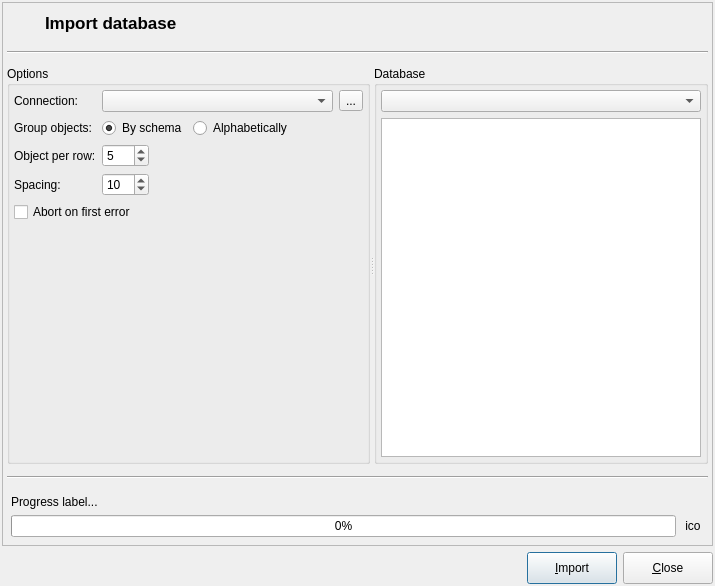
The window that libpgmodeler_ui/ui/databaseimportform.ui (pgmodeler/pgmodeler) describes before a commit, drawn with Qt 5.
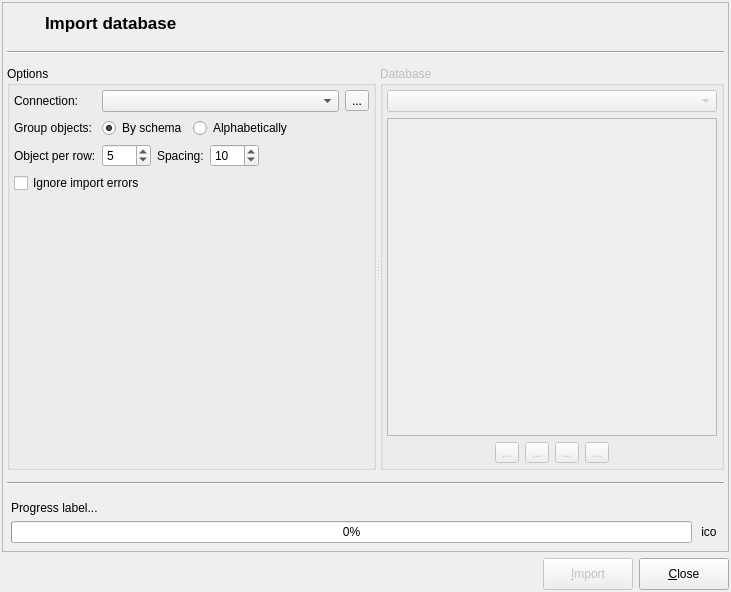
The same window after the commit. Icons and pictures are not drawn.

Commit message: DatabaseImportForm implementation checkpoint.

Diff of the .ui file:
```diff
--- a/libpgmodeler_ui/ui/databaseimportform.ui
+++ b/libpgmodeler_ui/ui/databaseimportform.ui
@@ -9,8 +9,8 @@
    <rect>
     <x>0</x>
     <y>0</y>
-    <width>715</width>
-    <height>586</height>
+    <width>731</width>
+    <height>592</height>
    </rect>
   </property>
   <property name="sizePolicy">
@@ -55,6 +55,9 @@
     <layout class="QHBoxLayout" name="horizontalLayout_10">
      <item>
       <widget class="QPushButton" name="import_btn">
+       <property name="enabled">
+        <bool>false</bool>
+       </property>
        <property name="minimumSize">
         <size>
          <width>90</width>
@@ -269,31 +272,18 @@
              <property name="bottomMargin">
               <number>4</number>
              </property>
-             <item row="2" column="1">
-              <widget class="QSpinBox" name="objs_per_row_sb">
-               <property name="minimum">
-                <number>1</number>
+             <item row="5" column="0" colspan="6">
+              <spacer name="verticalSpacer">
+               <property name="orientation">
+                <enum>Qt::Vertical</enum>
                </property>
-               <property name="maximum">
-                <number>20</number>
+               <property name="sizeHint" stdset="0">
+                <size>
+                 <width>328</width>
+                 <height>188</height>
+                </size>
                </property>
-               <property name="value">
-                <number>5</number>
-               </property>
-              </widget>
-             </item>
-             <item row="3" column="0">
-              <widget class="QLabel" name="obj_spacing_lbl">
-               <property name="sizePolicy">
-                <sizepolicy hsizetype="Fixed" vsizetype="Preferred">
-                 <horstretch>0</horstretch>
-                 <verstretch>0</verstretch>
-                </sizepolicy>
-               </property>
-               <property name="text">
-                <string>Spacing:</string>
-               </property>
-              </widget>
+              </spacer>
              </item>
              <item row="0" column="0">
               <widget class="QLabel" name="connection_lbl">
@@ -308,7 +298,7 @@
                </property>
               </widget>
              </item>
-             <item row="1" column="1" colspan="2">
+             <item row="1" column="1" colspan="5">
               <layout class="QHBoxLayout" name="horizontalLayout_2">
                <item>
                 <widget class="QRadioButton" name="grp_schema_rb">
@@ -328,6 +318,12 @@
                </item>
                <item>
                 <widget class="QRadioButton" name="grp_alpha_rb">
+                 <property name="sizePolicy">
+                  <sizepolicy hsizetype="Expanding" vsizetype="Fixed">
+                   <horstretch>0</horstretch>
+                   <verstretch>0</verstretch>
+                  </sizepolicy>
+                 </property>
                  <property name="text">
                   <string>Alphabetically</string>
                  </property>
@@ -335,32 +331,6 @@
                </item>
               </layout>
              </item>
-             <item row="3" column="1">
-              <widget class="QSpinBox" name="obj_spacing_sb">
-               <property name="minimum">
-                <number>1</number>
-               </property>
-               <property name="maximum">
-                <number>100</number>
-               </property>
-               <property name="value">
-                <number>10</number>
-               </property>
-              </widget>
-             </item>
-             <item row="3" column="2">
-              <spacer name="horizontalSpacer_2">
-               <property name="orientation">
-                <enum>Qt::Horizontal</enum>
-               </property>
-               <property name="sizeHint" stdset="0">
-                <size>
-                 <width>167</width>
-                 <height>20</height>
-                </size>
-               </property>
-              </spacer>
-             </item>
              <item row="1" column="0">
               <widget class="QLabel" name="group_lbl">
                <property name="sizePolicy">
@@ -374,19 +344,6 @@
                </property>
               </widget>
              </item>
-             <item row="2" column="2">
-              <spacer name="horizontalSpacer">
-               <property name="orientation">
-                <enum>Qt::Horizontal</enum>
-               </property>
-               <property name="sizeHint" stdset="0">
-                <size>
-                 <width>40</width>
-                 <height>20</height>
-                </size>
-               </property>
-              </spacer>
-             </item>
              <item row="2" column="0">
               <widget class="QLabel" name="objs_per_row_lbl">
                <property name="sizePolicy">
@@ -400,10 +357,17 @@
                </property>
               </widget>
              </item>
-             <item row="0" column="1" colspan="2">
+             <item row="0" column="1" colspan="5">
               <layout class="QHBoxLayout" name="horizontalLayout">
                <item>
-                <widget class="QComboBox" name="connections_cmb"/>
+                <widget class="QComboBox" name="connections_cmb">
+                 <property name="sizePolicy">
+                  <sizepolicy hsizetype="Expanding" vsizetype="Fixed">
+                   <horstretch>0</horstretch>
+                   <verstretch>0</verstretch>
+                  </sizepolicy>
+                 </property>
+                </widget>
                </item>
                <item>
                 <widget class="QToolButton" name="connect_tb">
@@ -424,29 +388,77 @@
                </item>
               </layout>
              </item>
-             <item row="5" column="0" colspan="3">
-              <spacer name="verticalSpacer">
+             <item row="2" column="3">
+              <widget class="QSpinBox" name="obj_spacing_sb">
+               <property name="minimum">
+                <number>1</number>
+               </property>
+               <property name="maximum">
+                <number>100</number>
+               </property>
+               <property name="value">
+                <number>10</number>
+               </property>
+              </widget>
+             </item>
+             <item row="2" column="2">
+              <widget class="QLabel" name="obj_spacing_lbl">
+               <property name="sizePolicy">
+                <sizepolicy hsizetype="Fixed" vsizetype="Preferred">
+                 <horstretch>0</horstretch>
+                 <verstretch>0</verstretch>
+                </sizepolicy>
+               </property>
+               <property name="text">
+                <string>Spacing:</string>
+               </property>
+              </widget>
+             </item>
+             <item row="2" column="1">
+              <widget class="QSpinBox" name="objs_per_row_sb">
+               <property name="minimum">
+                <number>1</number>
+               </property>
+               <property name="maximum">
+                <number>20</number>
+               </property>
+               <property name="value">
+                <number>5</number>
+               </property>
+              </widget>
+             </item>
+             <item row="2" column="4" colspan="2">
+              <spacer name="horizontalSpacer_3">
                <property name="orientation">
-                <enum>Qt::Vertical</enum>
+                <enum>Qt::Horizontal</enum>
                </property>
                <property name="sizeHint" stdset="0">
                 <size>
-                 <width>328</width>
-                 <height>188</height>
+                 <width>40</width>
+                 <height>20</height>
                 </size>
                </property>
               </spacer>
              </item>
-             <item row="4" column="0" colspan="3">
+             <item row="3" column="0" colspan="6">
               <widget class="QCheckBox" name="checkBox">
                <property name="text">
-                <string>Abort on first error</string>
+                <string>Ignore import errors</string>
                </property>
               </widget>
              </item>
             </layout>
            </widget>
            <widget class="QGroupBox" name="database_gb">
+            <property name="enabled">
+             <bool>false</bool>
+            </property>
+            <property name="sizePolicy">
+             <sizepolicy hsizetype="Expanding" vsizetype="Preferred">
+              <horstretch>0</horstretch>
+              <verstretch>0</verstretch>
+             </sizepolicy>
+            </property>
             <property name="title">
              <string>Database</string>
             </property>
@@ -463,20 +475,7 @@
              <property name="bottomMargin">
               <number>4</number>
              </property>
-             <item row="0" column="0" colspan="2">
-              <widget class="QComboBox" name="database_cmb">
-               <property name="insertPolicy">
-                <enum>QComboBox::InsertAlphabetically</enum>
-               </property>
-               <property name="iconSize">
-                <size>
-                 <width>20</width>
-                 <height>20</height>
-                </size>
-               </property>
-              </widget>
-             </item>
-             <item row="1" column="0" colspan="2">
+             <item row="1" column="0" colspan="6">
               <widget class="QTreeWidget" name="db_objects_tw">
                <property name="minimumSize">
                 <size>
@@ -529,6 +528,202 @@
                <attribute name="headerShowSortIndicator" stdset="0">
                 <bool>false</bool>
                </attribute>
+               <column>
+                <property name="text">
+                 <string notr="true">1</string>
+                </property>
+               </column>
+              </widget>
+             </item>
+             <item row="2" column="0">
+              <spacer name="horizontalSpacer">
+               <property name="orientation">
+                <enum>Qt::Horizontal</enum>
+               </property>
+               <property name="sizeHint" stdset="0">
+                <size>
+                 <width>90</width>
+                 <height>20</height>
+                </size>
+               </property>
+              </spacer>
+             </item>
+             <item row="2" column="1">
+              <widget class="QToolButton" name="select_all_tb">
+               <property name="enabled">
+                <bool>false</bool>
+               </property>
+               <property name="sizePolicy">
+                <sizepolicy hsizetype="Fixed" vsizetype="Fixed">
+                 <horstretch>0</horstretch>
+                 <verstretch>0</verstretch>
+                </sizepolicy>
+               </property>
+               <property name="minimumSize">
+                <size>
+                 <width>0</width>
+                 <height>0</height>
+                </size>
+               </property>
+               <property name="toolTip">
+                <string>Select all objects</string>
+               </property>
+               <property name="text">
+                <string>...</string>
+               </property>
+               <property name="icon">
+                <iconset resource="../res/resources.qrc">
+                 <normaloff>:/icones/icones/seltodos.png</normaloff>:/icones/icones/seltodos.png</iconset>
+               </property>
+               <property name="iconSize">
+                <size>
+                 <width>20</width>
+                 <height>20</height>
+                </size>
+               </property>
+               <property name="checkable">
+                <bool>false</bool>
+               </property>
+              </widget>
+             </item>
+             <item row="2" column="2">
+              <widget class="QToolButton" name="clear_all_tb">
+               <property name="enabled">
+                <bool>false</bool>
+               </property>
+               <property name="sizePolicy">
+                <sizepolicy hsizetype="Fixed" vsizetype="Fixed">
+                 <horstretch>0</horstretch>
+                 <verstretch>0</verstretch>
+                </sizepolicy>
+               </property>
+               <property name="minimumSize">
+                <size>
+                 <width>0</width>
+                 <height>0</height>
+                </size>
+               </property>
+               <property name="toolTip">
+                <string>Clear object selection</string>
+               </property>
+               <property name="text">
+                <string>...</string>
+               </property>
+               <property name="icon">
+                <iconset resource="../res/resources.qrc">
+                 <normaloff>:/icones/icones/limpartexto.png</normaloff>:/icones/icones/limpartexto.png</iconset>
+               </property>
+               <property name="iconSize">
+                <size>
+                 <width>20</width>
+                 <height>20</height>
+                </size>
+               </property>
+               <property name="checkable">
+                <bool>false</bool>
+               </property>
+              </widget>
+             </item>
+             <item row="2" column="3">
+              <widget class="QToolButton" name="expand_all_tb">
+               <property name="enabled">
+                <bool>false</bool>
+               </property>
+               <property name="sizePolicy">
+                <sizepolicy hsizetype="Fixed" vsizetype="Fixed">
+                 <horstretch>0</horstretch>
+                 <verstretch>0</verstretch>
+                </sizepolicy>
+               </property>
+               <property name="minimumSize">
+                <size>
+                 <width>0</width>
+                 <height>0</height>
+                </size>
+               </property>
+               <property name="toolTip">
+                <string>Expands all items</string>
+               </property>
+               <property name="text">
+                <string>...</string>
+               </property>
+               <property name="icon">
+                <iconset resource="../res/resources.qrc">
+                 <normaloff>:/icones/icones/adicionar.png</normaloff>:/icones/icones/adicionar.png</iconset>
+               </property>
+               <property name="iconSize">
+                <size>
+                 <width>20</width>
+                 <height>20</height>
+                </size>
+               </property>
+               <property name="checkable">
+                <bool>false</bool>
+               </property>
+              </widget>
+             </item>
+             <item row="2" column="4">
+              <widget class="QToolButton" name="collapse_all_tb">
+               <property name="enabled">
+                <bool>false</bool>
+               </property>
+               <property name="sizePolicy">
+                <sizepolicy hsizetype="Fixed" vsizetype="Fixed">
+                 <horstretch>0</horstretch>
+                 <verstretch>0</verstretch>
+                </sizepolicy>
+               </property>
+               <property name="minimumSize">
+                <size>
+                 <width>0</width>
+                 <height>0</height>
+                </size>
+               </property>
+               <property name="toolTip">
+                <string>Collapses all items</string>
+               </property>
+               <property name="text">
+                <string>...</string>
+               </property>
+               <property name="icon">
+                <iconset resource="../res/resources.qrc">
+                 <normaloff>:/icones/icones/remover.png</normaloff>:/icones/icones/remover.png</iconset>
+               </property>
+               <property name="iconSize">
+                <size>
+                 <width>20</width>
+                 <height>20</height>
+                </size>
+               </property>
+               <property name="checkable">
+                <bool>false</bool>
+               </property>
+              </widget>
+             </item>
+             <item row="2" column="5">
+              <spacer name="horizontalSpacer_2">
+               <property name="orientation">
+                <enum>Qt::Horizontal</enum>
+               </property>
+               <property name="sizeHint" stdset="0">
+                <size>
+                 <width>89</width>
+                 <height>20</height>
+                </size>
+               </property>
+              </spacer>
+             </item>
+             <item row="0" column="0" colspan="6">
+              <widget class="QComboBox" name="database_cmb">
+               <property name="insertPolicy">
+                <enum>QComboBox::InsertAlphabetically</enum>
+               </property>
+               <property name="iconSize">
+                <size>
+                 <width>20</width>
+                 <height>20</height>
+                </size>
+               </property>
               </widget>
              </item>
             </layout>
```
Left out of the diff: 3 changed lines with no effect on the pictures. The commit also changes 5 other files.
